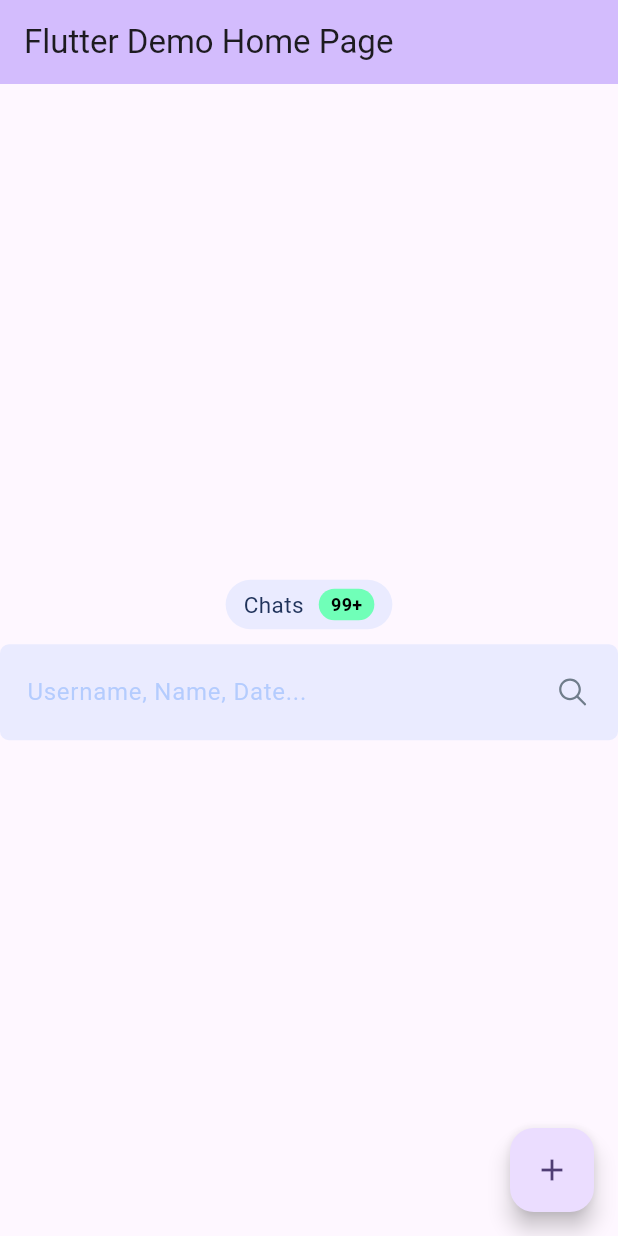
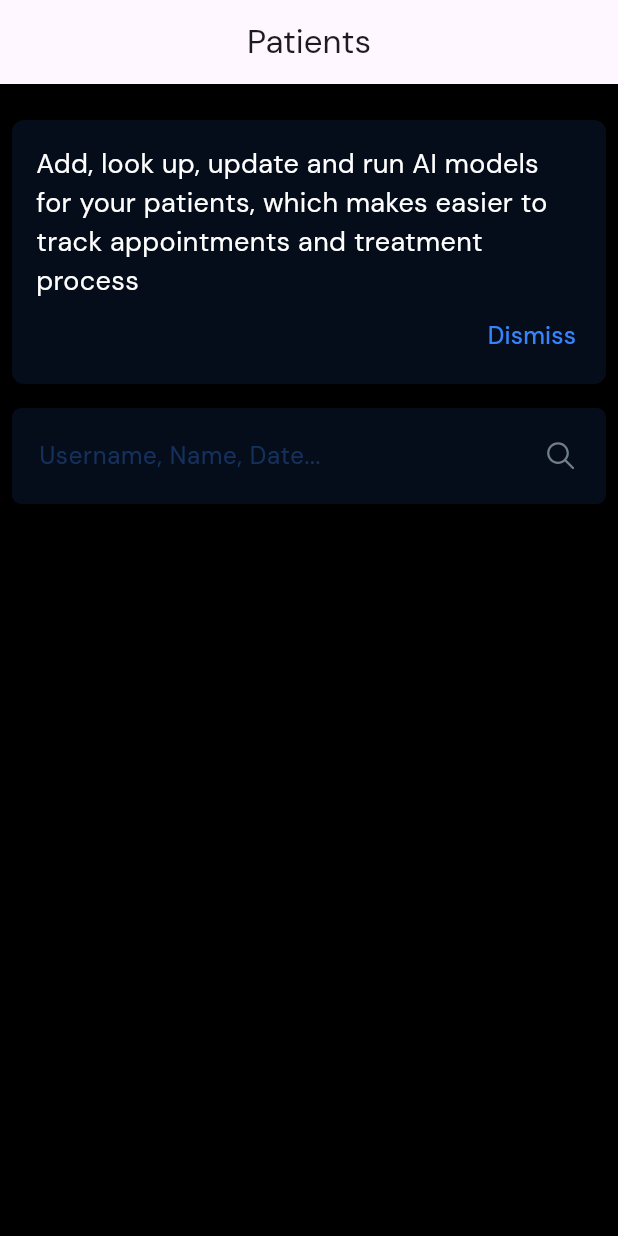
Before and after one commit to SP2014/intime_test, a Flutter app: the screen it shows after launch, on a phone screen of 412 x 824 dp. Run offline on Flutter 3.47's test engine with Material 2 defaults, Android fonts, the phone set to English and light mode, and no system bars; our stand-ins replace flutter_hooks, flutter_svg, google_fonts, hooks_riverpod.

Commit message:
[+] Conversation page added

```diff
--- a/lib/main.dart
+++ b/lib/main.dart
@@ -1,7 +1,9 @@
 import 'package:flutter/material.dart';
+import 'package:intime_test/src/features/conversation/presentation/screens/conversation/conversation_screen.dart';
 import 'package:intime_test/src/features/conversation/presentation/widgets/counter_pill.dart';
 import 'package:intime_test/src/features/conversation/presentation/widgets/custom_chip.dart';
 import 'package:intime_test/src/features/conversation/presentation/widgets/custom_search_bar.dart';
+import 'package:google_fonts/google_fonts.dart';
 
 void main() {
   runApp(const MyApp());
@@ -15,11 +17,12 @@ class MyApp extends StatelessWidget {
   Widget build(BuildContext context) {
     return MaterialApp(
       title: 'Flutter Demo',
+      debugShowCheckedModeBanner: false,
       theme: ThemeData(
         colorScheme: ColorScheme.fromSeed(seedColor: Colors.deepPurple),
         useMaterial3: true,
-      ),
-      home: const MyHomePage(title: 'Flutter Demo Home Page'),
+      ).copyWith(textTheme: GoogleFonts.dmSansTextTheme()),
+      home: const ConversationScreen(),
     );
   }
 }
--- a/lib/src/core/constants/color_constants.dart
+++ b/lib/src/core/constants/color_constants.dart
@@ -8,4 +8,8 @@ class ColorConstants {
   static Color colorWhite = const Color(0xFFFFFFFF);
   static Color colorBlack = const Color(0xFF000000);
   static Color colorPurple = const Color(0xFF20335B);
+  static Color colorBg10 = const Color(0x1A3683FC);
+  static Color colorBg = const Color(0XFF3683FC);
+  //050D19
+  //3683FC
 }
--- a/lib/src/core/constants/string_constants.dart
+++ b/lib/src/core/constants/string_constants.dart
@@ -1,3 +1,6 @@
 class StringConstants {
   static String searchBarHintText = 'Username, Name, Date...';
+  static String dismissButtonText = 'Dismiss';
+  static String messageText =
+      'Add, look up, update and run AI models for your patients, which makes easier to track appointments and treatment process';
 }
--- /dev/null
+++ b/lib/src/features/conversation/presentation/screens/conversation/conversation_screen.dart
@@ -0,0 +1,43 @@
+import 'package:flutter/material.dart';
+import 'package:hooks_riverpod/hooks_riverpod.dart';
+import 'package:intime_test/src/core/core.dart';
+import 'package:intime_test/src/features/conversation/presentation/widgets/custom_search_bar.dart';
+import 'package:intime_test/src/features/conversation/presentation/widgets/message_banner.dart';
+
+class ConversationScreen extends HookConsumerWidget {
+  const ConversationScreen({super.key});
+
+  @override
+  Widget build(BuildContext context, WidgetRef ref) {
+    return Scaffold(
+      backgroundColor: ColorConstants.colorBlack,
+      appBar: AppBar(
+        title: const Text('Patients'),
+        centerTitle: true,
+      ),
+      body: SafeArea(
+        child: SingleChildScrollView(
+          child: Padding(
+            padding: const EdgeInsets.all(8.0),
+            child: Column(
+              children: [
+                const SizedBox(
+                  height: 16,
+                ),
+                MessageBanner(
+                  backgroundColor: ColorConstants.colorBg10,
+                  message: StringConstants.messageText,
+                  onDismiss: () {},
+                ),
+                const SizedBox(
+                  height: 16,
+                ),
+                const CustomSearchBar(),
+              ],
+            ),
+          ),
+        ),
+      ),
+    );
+  }
+}
--- /dev/null
+++ b/lib/src/features/conversation/presentation/widgets/message_banner.dart
@@ -0,0 +1,50 @@
+import 'package:flutter/material.dart';
+import 'package:intime_test/src/core/core.dart';
+
+class MessageBanner extends StatelessWidget {
+  const MessageBanner(
+      {super.key, required this.message, this.onDismiss, this.backgroundColor});
+  final String message;
+  final VoidCallback? onDismiss;
+  final Color? backgroundColor;
+
+  @override
+  Widget build(BuildContext context) {
+    return Container(
+      decoration: BoxDecoration(
+        borderRadius: BorderRadius.circular(8),
+        color: backgroundColor,
+      ),
+      padding: const EdgeInsets.symmetric(vertical: 8, horizontal: 8),
+      child: Column(
+        crossAxisAlignment: CrossAxisAlignment.end,
+        children: [
+          Padding(
+            padding: const EdgeInsets.only(
+              left: 8.0,
+              right: 8.0,
+              top: 8.0,
+            ),
+            child: Text(
+              message,
+              style: const TextStyle(
+                color: Colors.white,
+                fontSize: 18,
+                fontWeight: FontWeight.normal,
+              ),
+            ),
+          ),
+          TextButton(
+              onPressed: onDismiss,
+              child: Text(
+                StringConstants.dismissButtonText,
+                style: TextStyle(
+                  color: ColorConstants.colorBg,
+                  fontSize: 16,
+                ),
+              )),
+        ],
+      ),
+    );
+  }
+}
--- a/pubspec.yaml
+++ b/pubspec.yaml
@@ -37,6 +37,7 @@ dependencies:
   flutter_screenutil: ^5.9.0
   flutter_svg: ^2.0.7
   freezed_annotation: ^2.4.1
+  google_fonts: ^6.1.0
   hooks_riverpod: ^2.4.3
   riverpod_annotation: ^2.2.0
 
```
